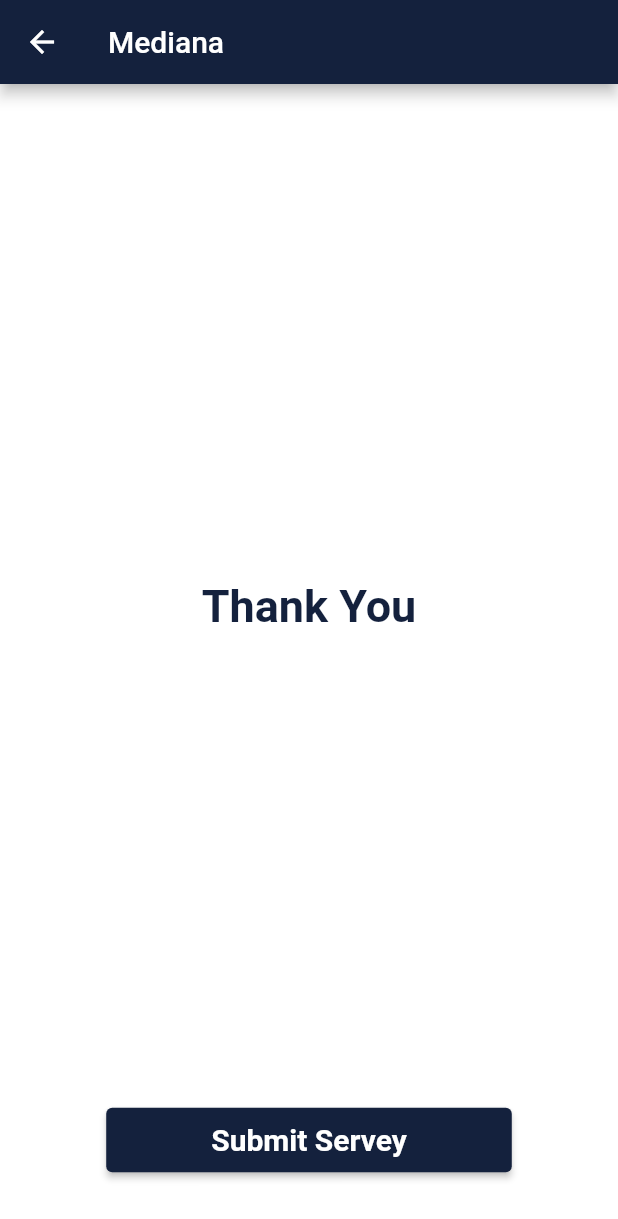
After one commit to NejcPivec/Mediana, a Flutter app: the SubmitPage screen opened directly, on a phone screen of 412 x 824 dp. The commit adds this screen. Shown: the top 1219 px of the screen. Run offline on Flutter 3.47's test engine with Material 2 defaults, Android fonts, the phone set to English and light mode, and no system bars.

Commit message:
Added start survey page and submit servey page

```diff
--- a/lib/constants/constants.dart
+++ b/lib/constants/constants.dart
@@ -8,6 +8,13 @@ const bgColor = Color(0xFFFFFFFF);
 /* Main Title */
 const mainTitleText = TextStyle(
   fontSize: 40.0,
+  color: activeColor,
+  fontWeight: FontWeight.bold,
+);
+
+/* Page Title - Start, End*/
+const pageTitleText = TextStyle(
+  fontSize: 30.0,
   color: activeColor,
   fontWeight: FontWeight.bold,
 );
@@ -24,3 +31,10 @@ const settingsIconText = TextStyle(
   color: activeColor,
   fontWeight: FontWeight.bold,
 );
+
+/* Button Text */
+const mainButtonText = TextStyle(
+  fontSize: 20.0,
+  color: bgColor,
+  fontWeight: FontWeight.bold,
+);
--- /dev/null
+++ b/lib/pages/submit_page.dart
@@ -0,0 +1,45 @@
+import 'package:flutter/material.dart';
+import 'package:flutter/services.dart';
+import 'package:mediana/constants/constants.dart';
+import 'package:mediana/widgets/main_button.dart';
+
+class SubmitPage extends StatelessWidget {
+  const SubmitPage({Key key}) : super(key: key);
+
+  @override
+  Widget build(BuildContext context) {
+    return Scaffold(
+      appBar: AppBar(
+        title: Text('Mediana'),
+        backgroundColor: activeColor,
+        backwardsCompatibility: false,
+        systemOverlayStyle: SystemUiOverlayStyle(
+          statusBarColor: activeColor,
+          statusBarIconBrightness: Brightness.light,
+        ),
+      ),
+      body: Column(
+        mainAxisAlignment: MainAxisAlignment.spaceBetween,
+        crossAxisAlignment: CrossAxisAlignment.center,
+        children: [
+          Text(""),
+          Center(
+            child: Text(
+              'Thank You',
+              style: pageTitleText,
+            ),
+          ),
+          Padding(
+            padding: const EdgeInsets.only(bottom: 40.0),
+            child: MainButton(
+              buttonText: 'Submit Servey',
+              onPressed: () {
+                print('Submit survey');
+              },
+            ),
+          ),
+        ],
+      ),
+    );
+  }
+}
--- /dev/null
+++ b/lib/widgets/main_button.dart
@@ -0,0 +1,28 @@
+import 'package:flutter/material.dart';
+import 'package:mediana/constants/constants.dart';
+
+class MainButton extends StatelessWidget {
+  final String buttonText;
+  final Function onPressed;
+
+  const MainButton({Key key, this.buttonText, this.onPressed})
+      : super(key: key);
+
+  @override
+  Widget build(BuildContext context) {
+    return ElevatedButton(
+      onPressed: onPressed,
+      child: Text(
+        buttonText,
+        style: mainButtonText,
+      ),
+      style: ElevatedButton.styleFrom(
+        primary: activeColor,
+        padding: const EdgeInsets.symmetric(
+          vertical: 10.0,
+          horizontal: 70.0,
+        ),
+      ),
+    );
+  }
+}
```
Also changed, not shown: lib/pages/info_page.dart (added, +32 -0 lines), lib/pages/main_page.dart (+7 -1 lines), lib/pages/start_page.dart (added, +51 -0 lines).
